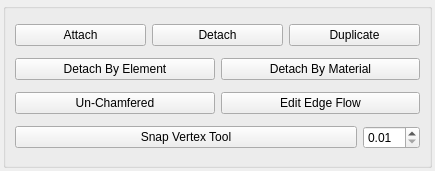
Before: the Qt Designer form src/developer/main/modeltools/widget/ui/modeltoolsUI.ui in code-google-com/mayatools, drawn with Qt 5.
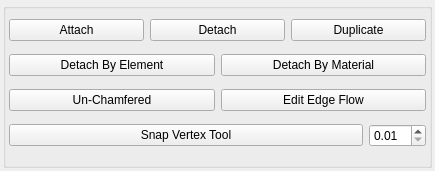
After: the same form once the commit is applied.

What changed in the file:
```diff
--- a/src/developer/main/modeltools/widget/ui/modeltoolsUI.ui
+++ b/src/developer/main/modeltools/widget/ui/modeltoolsUI.ui
@@ -36,6 +36,15 @@
        <set>Qt::AlignCenter</set>
       </property>
       <layout class="QVBoxLayout" name="verticalLayout_2">
+       <property name="leftMargin">
+        <number>3</number>
+       </property>
+       <property name="topMargin">
+        <number>3</number>
+       </property>
+       <property name="rightMargin">
+        <number>3</number>
+       </property>
        <item>
         <layout class="QHBoxLayout" name="horizontalLayout_2">
          <item>
```
